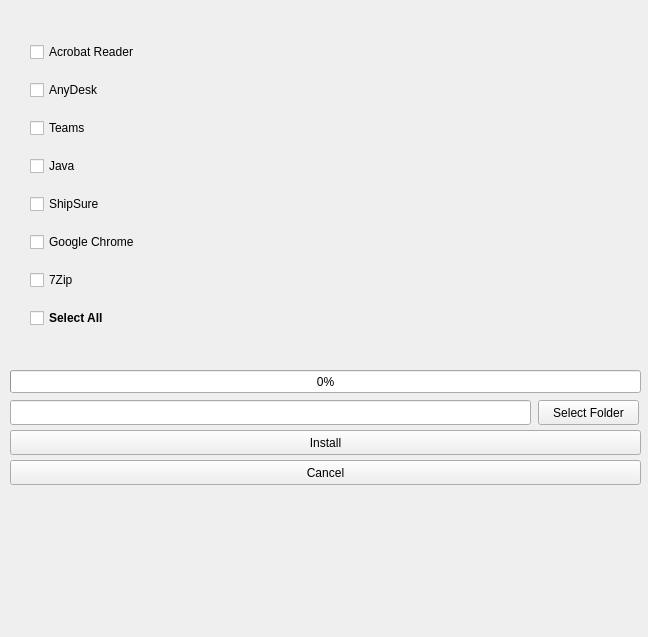
Qt form installer3/widget.ui (ron1n101/installer) before a commit.
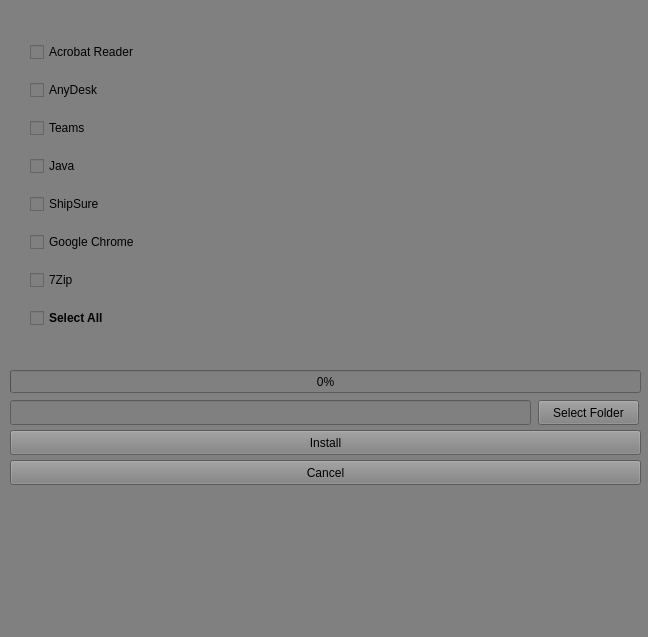
The same form after that commit.

Commit message: color changed background

Diff of the .ui file:
```diff
--- a/installer3/widget.ui
+++ b/installer3/widget.ui
@@ -13,6 +13,12 @@
   <property name="windowTitle">
    <string>Widget</string>
   </property>
+  <property name="autoFillBackground">
+   <bool>false</bool>
+  </property>
+  <property name="styleSheet">
+   <string notr="true">background-color:grey</string>
+  </property>
   <widget class="QProgressBar" name="UpdateProgressBar">
    <property name="geometry">
     <rect>
@@ -87,6 +93,12 @@
    <layout class="QVBoxLayout" name="verticalLayout">
     <item>
      <widget class="QCheckBox" name="AcrobatReader_checkBox">
+      <property name="autoFillBackground">
+       <bool>false</bool>
+      </property>
+      <property name="styleSheet">
+       <string notr="true"/>
+      </property>
       <property name="text">
        <string>Acrobat Reader</string>
       </property>
```
